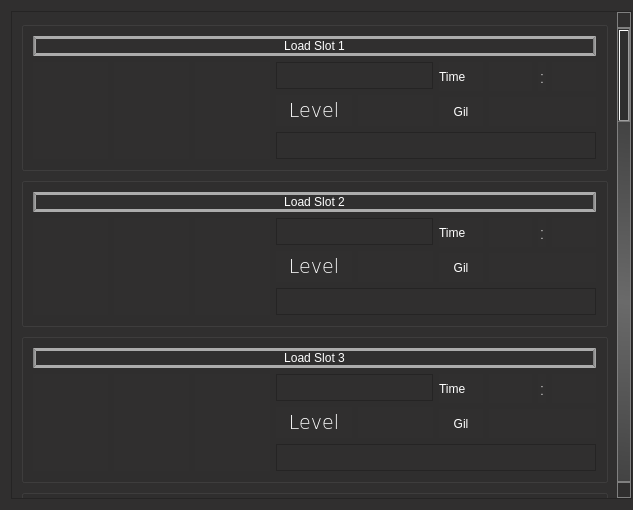
The window that slotselect.ui (sithlord48/blackchocobo) describes before a commit, drawn with Qt 5.
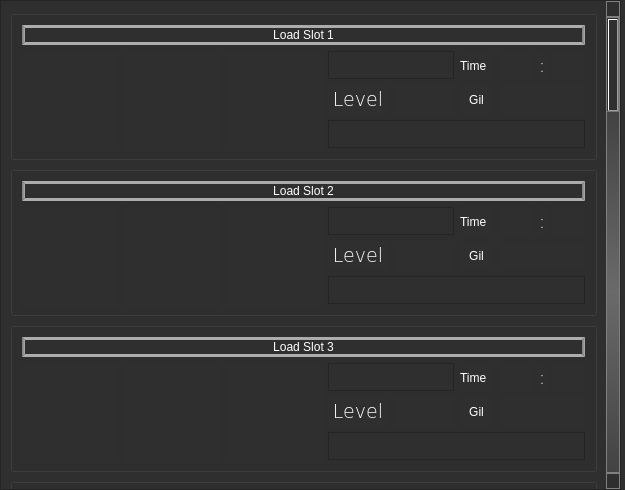
The same window after the commit. Icons and pictures are not drawn.

```diff
--- a/slotselect.ui
+++ b/slotselect.ui
@@ -9,8 +9,8 @@
    <rect>
     <x>0</x>
     <y>0</y>
-    <width>633</width>
-    <height>510</height>
+    <width>625</width>
+    <height>490</height>
    </rect>
   </property>
   <property name="sizePolicy">
@@ -21,16 +21,27 @@
   </property>
   <property name="minimumSize">
    <size>
-    <width>633</width>
-    <height>510</height>
+    <width>625</width>
+    <height>172</height>
    </size>
   </property>
   <property name="maximumSize">
    <size>
-    <width>633</width>
+    <width>625</width>
     <height>16777215</height>
    </size>
   </property>
+  <property name="sizeIncrement">
+   <size>
+    <width>0</width>
+    <height>0</height>
+   </size>
+  </property>
+  <property name="font">
+   <font>
+    <stylestrategy>PreferDefault</stylestrategy>
+   </font>
+  </property>
   <property name="windowTitle">
    <string>Select A Save Slot</string>
   </property>
@@ -107,10 +118,16 @@
 	width:32px;
 }</string>
   </property>
+  <property name="sizeGripEnabled">
+   <bool>false</bool>
+  </property>
   <property name="modal">
    <bool>false</bool>
   </property>
   <layout class="QVBoxLayout" name="verticalLayout_2">
+   <property name="margin">
+    <number>0</number>
+   </property>
    <item>
     <widget class="QScrollArea" name="scrollArea">
      <property name="sizePolicy">
@@ -122,7 +139,7 @@
      <property name="minimumSize">
       <size>
        <width>621</width>
-       <height>474</height>
+       <height>125</height>
       </size>
      </property>
      <property name="styleSheet">
@@ -184,14 +201,14 @@
              <widget class="QLabel" name="s1_party1">
               <property name="minimumSize">
                <size>
-                <width>75</width>
-                <height>86</height>
+                <width>96</width>
+                <height>100</height>
                </size>
               </property>
               <property name="maximumSize">
                <size>
-                <width>16777215</width>
-                <height>16777215</height>
+                <width>100</width>
+                <height>100</height>
                </size>
               </property>
               <property name="frameShadow">
@@ -209,14 +226,14 @@
              <widget class="QLabel" name="s1_party2">
               <property name="minimumSize">
                <size>
-                <width>75</width>
-                <height>86</height>
+                <width>96</width>
+                <height>100</height>
                </size>
               </property>
               <property name="maximumSize">
                <size>
-                <width>16777215</width>
-                <height>16777215</height>
+                <width>100</width>
+                <height>100</height>
                </size>
               </property>
               <property name="text">
@@ -231,14 +248,14 @@
              <widget class="QLabel" name="s1_party3">
               <property name="minimumSize">
                <size>
-                <width>75</width>
-                <height>86</height>
+                <width>96</width>
+                <height>100</height>
                </size>
               </property>
               <property name="maximumSize">
                <size>
-                <width>16777215</width>
-                <height>16777215</height>
+                <width>100</width>
+                <height>100</height>
                </size>
               </property>
               <property name="text">
@@ -474,14 +491,14 @@
              <widget class="QLabel" name="s2_party1">
               <property name="minimumSize">
                <size>
-                <width>75</width>
-                <height>86</height>
+                <width>96</width>
+                <height>100</height>
                </size>
               </property>
               <property name="maximumSize">
                <size>
-                <width>16777215</width>
-                <height>16777215</height>
+                <width>100</width>
+                <height>100</height>
                </size>
               </property>
               <property name="frameShadow">
@@ -499,14 +516,14 @@
              <widget class="QLabel" name="s2_party2">
               <property name="minimumSize">
                <size>
-                <width>75</width>
-                <height>86</height>
+                <width>96</width>
+                <height>100</height>
                </size>
               </property>
               <property name="maximumSize">
                <size>
-                <width>16777215</width>
-                <height>16777215</height>
+                <width>100</width>
+                <height>100</height>
                </size>
               </property>
               <property name="text">
@@ -521,14 +538,14 @@
              <widget class="QLabel" name="s2_party3">
               <property name="minimumSize">
                <size>
-                <width>75</width>
-                <height>86</height>
+                <width>96</width>
+                <height>100</height>
                </size>
               </property>
               <property name="maximumSize">
                <size>
-                <width>16777215</width>
-                <height>16777215</height>
+                <width>100</width>
+                <height>100</height>
                </size>
               </property>
               <property name="text">
@@ -625,6 +642,12 @@
             </item>
             <item row="0" column="1">
              <widget class="QLabel" name="s2_lbl_hr">
+              <property name="maximumSize">
+               <size>
+                <width>16777215</width>
+                <height>16777215</height>
+               </size>
+              </property>
               <property name="text">
                <string/>
               </property>
@@ -761,14 +784,14 @@
              <widget class="QLabel" name="s3_party1">
               <property name="minimumSize">
                <size>
-                <width>75</width>
-                <height>86</height>
+                <width>96</width>
+                <height>100</height>
                </size>
               </property>
               <property name="maximumSize">
                <size>
-                <width>16777215</width>
-                <height>16777215</height>
+                <width>100</width>
+                <height>100</height>
                </size>
               </property>
               <property name="frameShadow">
@@ -786,14 +809,14 @@
              <widget class="QLabel" name="s3_party2">
               <property name="minimumSize">
                <size>
-                <width>75</width>
-                <height>86</height>
+                <width>96</width>
+                <height>100</height>
                </size>
               </property>
               <property name="maximumSize">
                <size>
-                <width>16777215</width>
-                <height>16777215</height>
+                <width>100</width>
+                <height>100</height>
                </size>
               </property>
               <property name="text">
@@ -808,14 +831,14 @@
              <widget class="QLabel" name="s3_party3">
               <property name="minimumSize">
                <size>
-                <width>75</width>
-                <height>86</height>
+                <width>96</width>
+                <height>100</height>
                </size>
               </property>
               <property name="maximumSize">
                <size>
-                <width>16777215</width>
-                <height>16777215</height>
+                <width>100</width>
+                <height>100</height>
                </size>
               </property>
               <property name="text">
```
Left out of the diff: 288 changed lines with no effect on the pictures.
